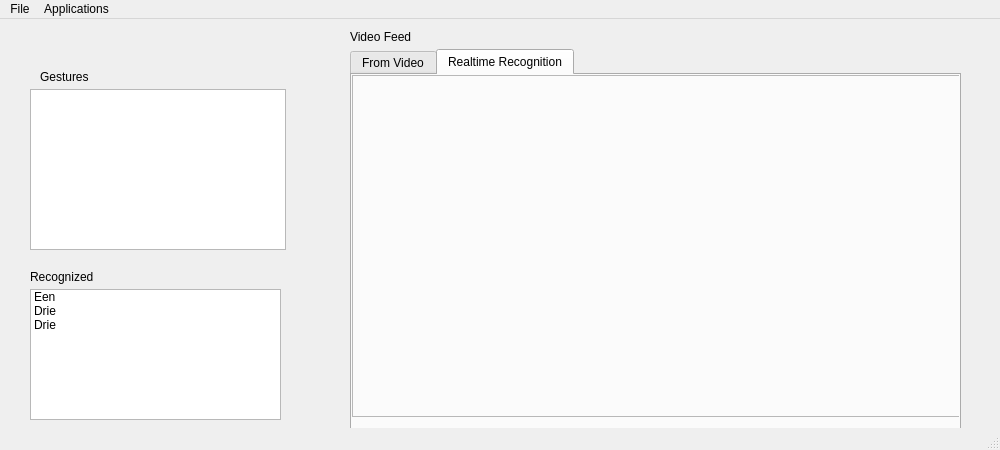
This is src/GUI/mainwindow.ui in SpeedyCodes/HMM-GestureRecognition as Qt 5 draws it before an edit. The edited form follows.
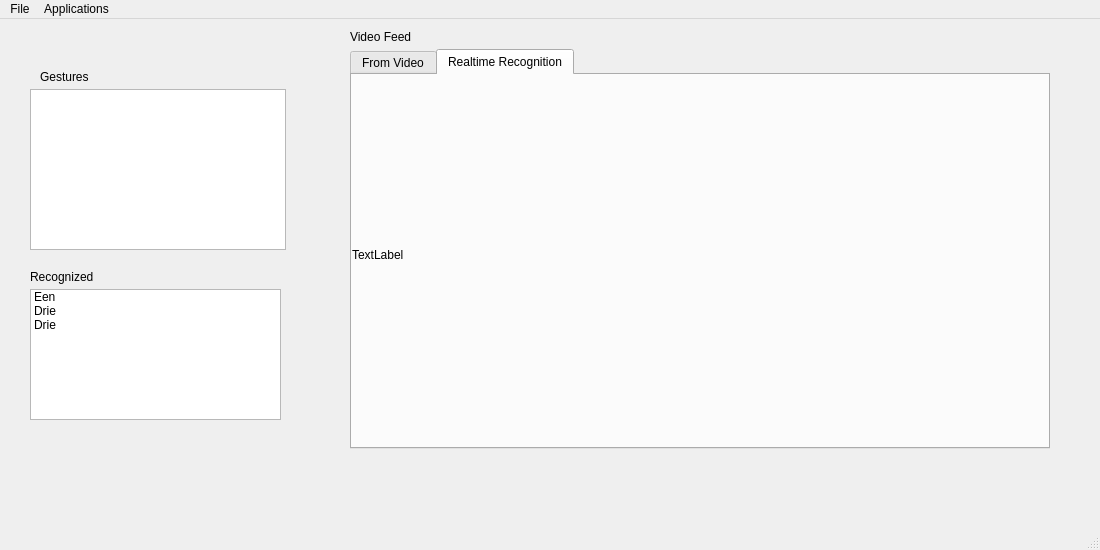
This is the edited form.

What changed in the file:
```diff
--- a/src/GUI/mainwindow.ui
+++ b/src/GUI/mainwindow.ui
@@ -6,8 +6,8 @@
    <rect>
     <x>0</x>
     <y>0</y>
-    <width>1000</width>
-    <height>450</height>
+    <width>1100</width>
+    <height>550</height>
    </rect>
   </property>
   <property name="windowTitle">
@@ -68,8 +68,8 @@
      <rect>
       <x>350</x>
       <y>30</y>
-      <width>611</width>
-      <height>381</height>
+      <width>700</width>
+      <height>400</height>
      </rect>
     </property>
     <property name="currentIndex">
@@ -79,11 +79,6 @@
      <attribute name="title">
       <string>From Video</string>
      </attribute>
-    </widget>
-    <widget class="QWidget" name="tab_2">
-     <attribute name="title">
-      <string>Realtime Recognition</string>
-     </attribute>
      <widget class="QFrame" name="videoFrame">
       <property name="geometry">
        <rect>
@@ -101,6 +96,24 @@
       </property>
      </widget>
     </widget>
+    <widget class="QWidget" name="tab_2">
+     <attribute name="title">
+      <string>Realtime Recognition</string>
+     </attribute>
+     <widget class="QLabel" name="label_4">
+      <property name="geometry">
+       <rect>
+        <x>0</x>
+        <y>0</y>
+        <width>640</width>
+        <height>360</height>
+       </rect>
+      </property>
+      <property name="text">
+       <string>TextLabel</string>
+      </property>
+     </widget>
+    </widget>
    </widget>
    <widget class="QListWidget" name="availableGestureListWidget_2">
     <property name="geometry">
@@ -133,7 +146,7 @@
     <rect>
      <x>0</x>
      <y>0</y>
-     <width>1000</width>
+     <width>1100</width>
      <height>21</height>
     </rect>
    </property>
```
